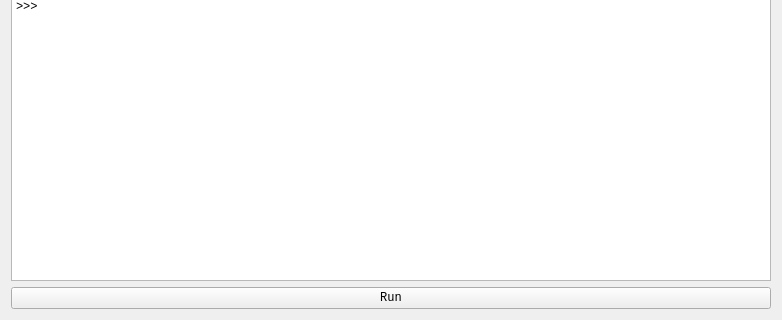
This is caspy/qt_assets/tabs/shell.ui in Secozzi/CASpy as Qt 5 draws it before an edit; both pictures show x 0 to 782 and y 268 to 588 of the 782 by 588 pixel window. The edited form follows.
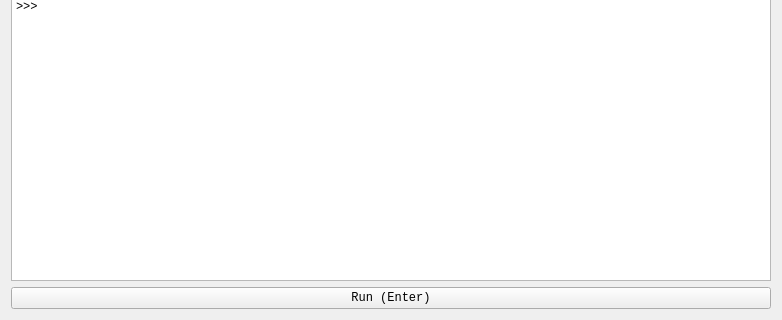
This is the edited form.

```diff
--- a/caspy/qt_assets/tabs/shell.ui
+++ b/caspy/qt_assets/tabs/shell.ui
@@ -50,7 +50,7 @@
    <item row="1" column="0">
     <widget class="QPushButton" name="ShellRun">
      <property name="text">
-      <string>Run</string>
+      <string>Run (Enter)</string>
      </property>
     </widget>
    </item>
```
